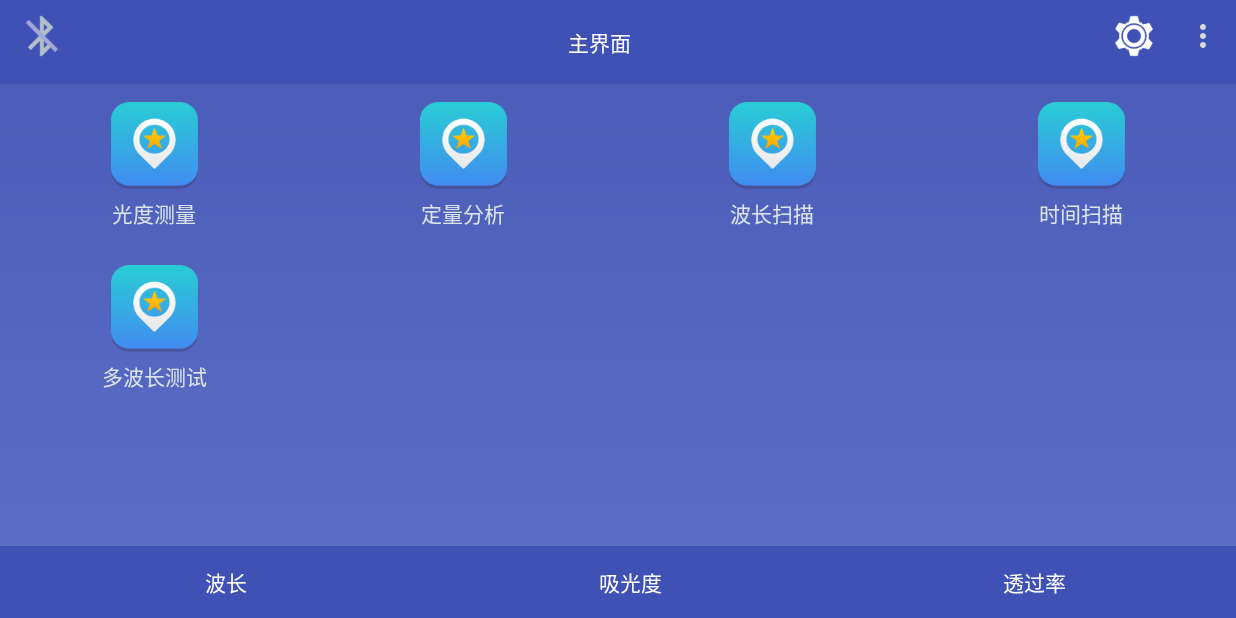
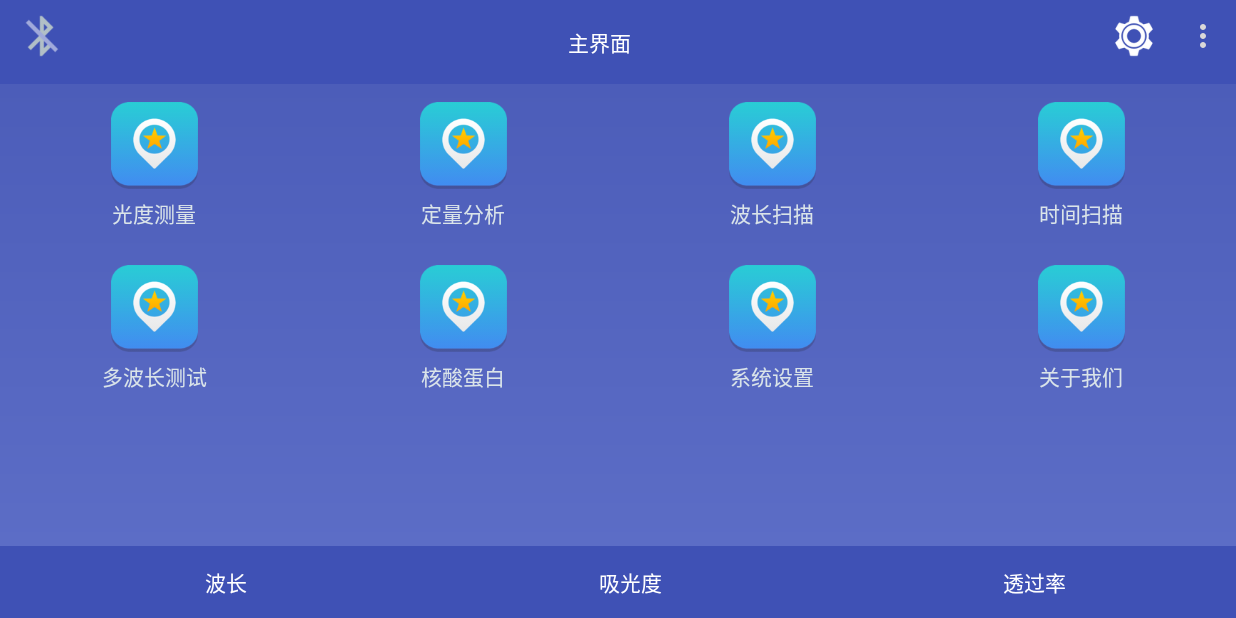
Before and after one commit to zhangjie201412/Onlab, an Android app: the MainActivity screen opened directly, with no data from a screen before it, on a phone screen of 824 x 412 dp (held sideways). Run offline under Robolectric (Android 15) with nearby library versions, the phone set to English and light mode, and no system bars; libraries missing offline, so code that uses them is left out: com.squareup.otto, lecho.lib.hellocharts; 4 statements that could not run were skipped.

Commit message:
1. add system setting dialog 2. add acurrency setting

```diff
--- a/app/src/main/java/org/zhangjie/onlab/adapter/NineGridAdapter.java
+++ b/app/src/main/java/org/zhangjie/onlab/adapter/NineGridAdapter.java
@@ -16,10 +16,13 @@ public class NineGridAdapter extends BaseAdapter {
 
     public int[] img_text = {R.string.photometric_measurement, R.string.quantitative_analysis,
             R.string.wavelength_scan, R.string.time_scan, R.string.multi_wavelength,
+            R.string.hesuan, R.string.system_setting, R.string.about
     };
     public int[] imgs = {R.mipmap.ic_wavelength_scan, R.mipmap.ic_wavelength_scan,
             R.mipmap.ic_wavelength_scan, R.mipmap.ic_wavelength_scan,
-            R.mipmap.ic_wavelength_scan};
+            R.mipmap.ic_wavelength_scan, R.mipmap.ic_wavelength_scan,
+            R.mipmap.ic_wavelength_scan, R.mipmap.ic_wavelength_scan
+    };
 
     public NineGridAdapter(Context mContext) {
         super();
--- a/app/src/main/java/org/zhangjie/onlab/fragment/MainFragment.java
+++ b/app/src/main/java/org/zhangjie/onlab/fragment/MainFragment.java
@@ -29,6 +29,9 @@ public class MainFragment extends Fragment {
     public static final int ITEM_WAVELENGTH_SCAN = 102;
     public static final int ITEM_TIME_SCAN = 103;
     public static final int ITEM_MULTI_WAVELENGTH = 104;
+    public static final int ITEM_HESUAN = 105;
+    public static final int ITEM_SYSTEM_SETTING = 106;
+    public static final int ITEM_ABOUT = 107;
 
     @Override
     public void onAttach(Context context) {
@@ -63,6 +66,12 @@ public class MainFragment extends Fragment {
                         break;
                     case ITEM_MULTI_WAVELENGTH:
                         break;
+                    case ITEM_HESUAN:
+                        break;
+                    case ITEM_SYSTEM_SETTING:
+                        break;
+                    case ITEM_ABOUT:
+                        break;
                     default:
                         break;
                 }
--- a/app/src/main/java/org/zhangjie/onlab/fragment/PhotometricMeasureFragment.java
+++ b/app/src/main/java/org/zhangjie/onlab/fragment/PhotometricMeasureFragment.java
@@ -28,6 +28,7 @@ import org.zhangjie.onlab.otto.SetWavelengthEvent;
 import org.zhangjie.onlab.otto.UpdateFragmentEvent;
 import org.zhangjie.onlab.otto.WaitProgressEvent;
 import org.zhangjie.onlab.record.PhotoMeasureRecord;
+import org.zhangjie.onlab.utils.Utils;
 
 import java.util.ArrayList;
 import java.util.HashMap;
@@ -132,8 +133,8 @@ public class PhotometricMeasureFragment extends Fragment implements  View.OnClic
 
         item.put("id", "" + no);
         item.put("wavelength", "" + record.getWavelength());
-        item.put("abs", String.format("%.3f", record.getAbs()));
-        item.put("trans", String.format("%.3f", record.getTrans()));
+        item.put("abs", Utils.formatAbs(record.getAbs()));
+        item.put("trans", Utils.formatTrans(record.getTrans()));
         item.put("energy", "" + record.getEnergy());
         item.put("date", "" + record.getDate());
         mData.add(item);
--- a/app/src/main/java/org/zhangjie/onlab/fragment/TimeScanFragment.java
+++ b/app/src/main/java/org/zhangjie/onlab/fragment/TimeScanFragment.java
@@ -33,6 +33,7 @@ import org.zhangjie.onlab.otto.WaitProgressEvent;
 import org.zhangjie.onlab.record.PhotoMeasureRecord;
 import org.zhangjie.onlab.record.TimeScanRecord;
 import org.zhangjie.onlab.setting.TimescanSettingActivity;
+import org.zhangjie.onlab.utils.Utils;
 
 import java.sql.Time;
 import java.util.ArrayList;
@@ -212,8 +213,8 @@ public class TimeScanFragment extends Fragment implements View.OnClickListener {
         record.setIndex(no);
 
         item.put("id", "" + no);
-        item.put("abs", String.format("%.3f", record.getAbs()));
-        item.put("trans", String.format("%.3f", record.getTrans()));
+        item.put("abs", Utils.formatAbs(record.getAbs()));
+        item.put("trans", Utils.formatTrans(record.getTrans()));
         item.put("energy", "" + record.getEnergy());
         item.put("date", "" + record.getDate());
         mData.add(item);
--- a/app/src/main/java/org/zhangjie/onlab/fragment/WavelengthScanFragment.java
+++ b/app/src/main/java/org/zhangjie/onlab/fragment/WavelengthScanFragment.java
@@ -32,6 +32,7 @@ import org.zhangjie.onlab.record.WavelengthScanRecord;
 import org.zhangjie.onlab.setting.TimescanSettingActivity;
 import org.zhangjie.onlab.setting.WavelengthSettingActivity;
 import org.zhangjie.onlab.utils.SharedPreferenceUtils;
+import org.zhangjie.onlab.utils.Utils;
 
 import java.util.ArrayList;
 import java.util.HashMap;
@@ -201,8 +202,8 @@ public class WavelengthScanFragment extends Fragment implements View.OnClickList
 
         item.put("id", "" + no);
         item.put("wavelength", String.format("%.1f", record.getWavelength()));
-        item.put("abs", String.format("%.3f", record.getAbs()));
-        item.put("trans", String.format("%.3f", record.getTrans()));
+        item.put("abs", Utils.formatAbs(record.getAbs()));
+        item.put("trans", Utils.formatTrans(record.getTrans()));
         item.put("energy", "" + record.getEnergy());
         item.put("date", "" + record.getDate());
         mData.add(item);
--- a/app/src/main/res/values/strings.xml
+++ b/app/src/main/res/values/strings.xml
@@ -18,6 +18,8 @@
     <string name="wavelength_scan">波长扫描</string>
     <string name="time_scan">时间扫描</string>
     <string name="multi_wavelength">多波长测试</string>
+    <string name="hesuan">核酸蛋白</string>
+    <string name="about">关于我们</string>
     <string name="ok_string">确定</string>
     <string name="cancel_string">取消</string>
     <string name="start_test">开始测试</string>
@@ -108,10 +110,26 @@
     <string name="wavelength2">波长2</string>
     <string name="nm_ratio3"> nm   系数3</string>
     <string name="wavelength3">波长3</string>
+    <string name="system_setting">系统设置</string>
+    <string name="acurrency_setting">精度设置</string>
 
     <string name="key_timescan_setting_start">key_setting_timescan_start</string>
     <string name="key_timescan_setting_end">key_setting_timescan_end</string>
     <string name="key_timescan_setting_work_wavelength">key_setting_timescan_work_wavelength</string>
+
+    <string-array name="acurrencys">
+        <item>高精度</item>
+        <item>低精度</item>
+    </string-array>
+
+    <string-array name="system_settings">
+        <item>精度设置</item>
+        <item>波长校正</item>
+        <item>暗电流校正</item>
+        <item>光源管理</item>
+        <item>恢复出厂设置</item>
+        <item>系统版本</item>
+    </string-array>
 
     <string-array name="fitting_methods">
         <item>一阶过零</item>
@@ -156,5 +174,8 @@
         <item>波长扫描</item>
         <item>时间扫描</item>
         <item>多波长测试</item>
+        <item>核酸蛋白</item>
+        <item>系统设置</item>
+        <item>关于我们</item>
     </string-array>
 </resources>
```
Also changed, not shown: app/src/main/java/org/zhangjie/onlab/MainActivity.java (+71 -4 lines), app/src/main/java/org/zhangjie/onlab/utils/SharedPreferenceUtils.java (+11 -0 lines), app/src/main/java/org/zhangjie/onlab/utils/Utils.java (added, +31 -0 lines).
